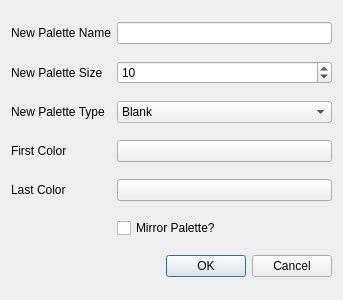
8bitbuddhist/PixelMaestro-Studio, file src/dialog/paletteeditdialog.ui: the form before one commit.
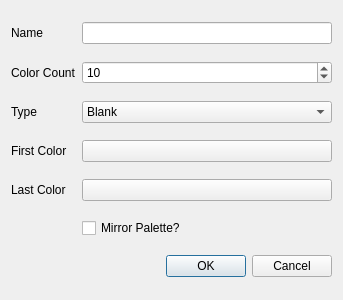
The form after the commit.

Commit message:
Session and Palette fixes
PaletteEditDialog - Added ability to edit an existing Palette without
rebuilding the color array.
SectionDrawingArea - Removed unnecessary `sizeHint()` check.
MaestroControlWidget - Fixed Shows being initialized just to enable the
play/pause controls (this does, however, mean play/pause won't be
enabled until users enable a Show).
MainWindow - Fixed Open dialog loading a Maestro over the existing
Maestro even if the user cancelled the action.
MainWindow - Readded automatic session saving.
MainWindow - Tooltip tweaks.

What changed in the file:
```diff
--- a/src/dialog/paletteeditdialog.ui
+++ b/src/dialog/paletteeditdialog.ui
@@ -102,21 +102,21 @@
    <item row="0" column="0">
     <widget class="QLabel" name="nameLabel">
      <property name="text">
-      <string>New Palette Name</string>
+      <string>Name</string>
      </property>
     </widget>
    </item>
    <item row="1" column="0">
     <widget class="QLabel" name="numColorsLabel">
      <property name="text">
-      <string>New Palette Size</string>
+      <string>Color Count</string>
      </property>
     </widget>
    </item>
    <item row="2" column="0">
     <widget class="QLabel" name="typeLabel">
      <property name="text">
-      <string>New Palette Type</string>
+      <string>Type</string>
      </property>
     </widget>
    </item>
```
The commit also changes 11 other files.
